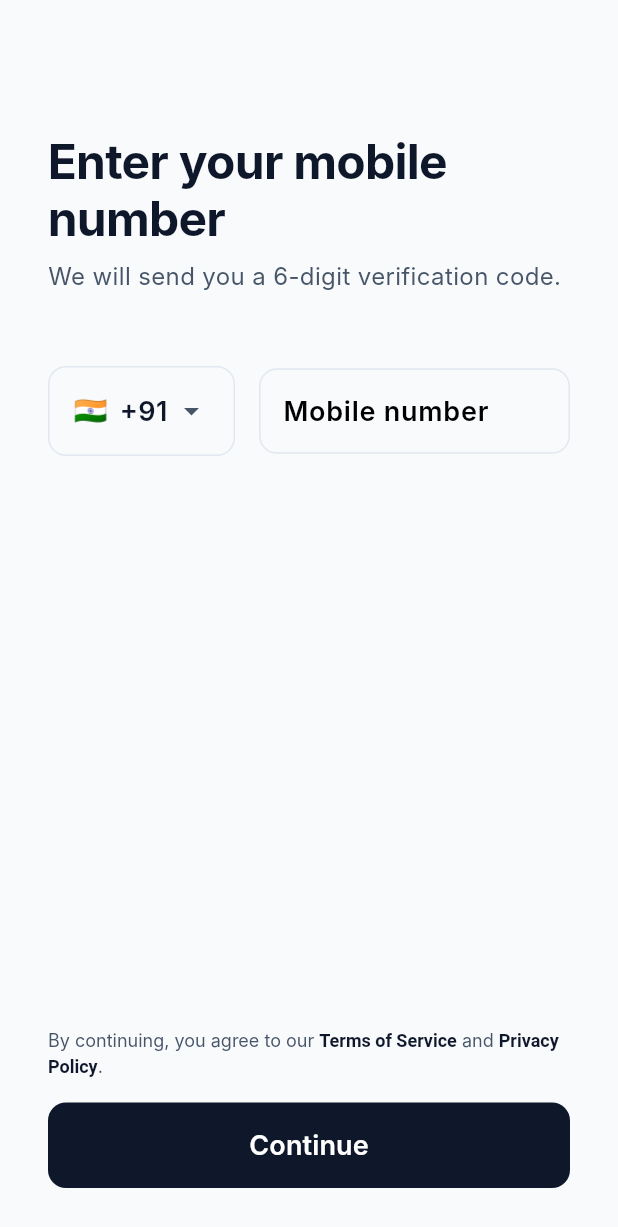
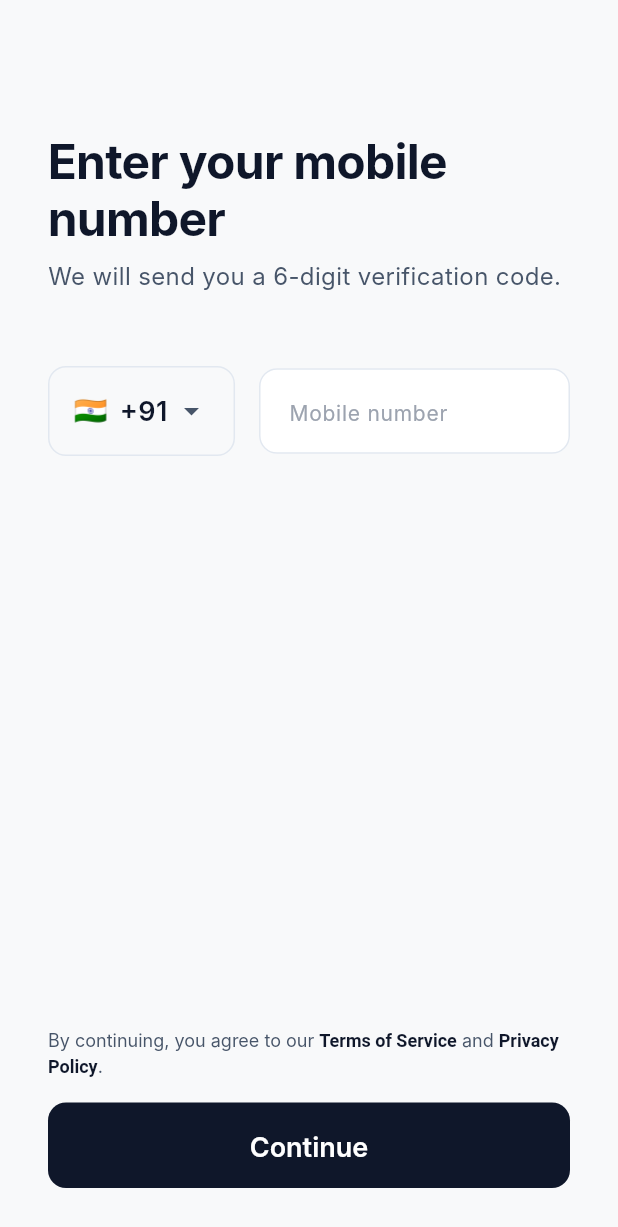
Before and after one commit to ZenvoraPvtLtd/Go-rush, a Flutter app: the screen it shows after launch, on a phone screen of 412 x 824 dp. Shown: the top 1227 px of the screen. Run offline on Flutter 3.47's test engine with Material 3 defaults, Android fonts, the phone set to English and light mode, and no system bars; our stand-ins replace dio, flutter_secure_storage, geolocator, go_router, google_maps_flutter, rxdart; Roboto replaces fonts that are missing (Inter).

Commit message:
feat(customer): redesign app with premium GoRush design system

```diff
--- a/customer/frontend/lib/main.dart
+++ b/customer/frontend/lib/main.dart
@@ -1,7 +1,6 @@
 import 'package:flutter/material.dart';
 import 'routing/router.dart';
-import 'shared/theme/colors.dart';
-import 'shared/theme/typography.dart';
+import 'shared/theme/app_theme.dart';
 
 void main() {
   runApp(const GoRushApp());
@@ -15,17 +14,7 @@ class GoRushApp extends StatelessWidget {
     return MaterialApp.router(
       title: 'GoRush',
       debugShowCheckedModeBanner: false,
-      theme: ThemeData(
-        scaffoldBackgroundColor: GoRushColors.background,
-        primaryColor: GoRushColors.primary,
-        colorScheme: ColorScheme.light(
-          primary: GoRushColors.primary,
-          secondary: GoRushColors.accent,
-          surface: GoRushColors.surface,
-          error: GoRushColors.error,
-        ),
-        fontFamily: GoRushTypography.fontFamily,
-      ),
+      theme: AppTheme.lightTheme,
       routerConfig: goRouter,
     );
   }
--- /dev/null
+++ b/customer/frontend/lib/shared/buttons/gorush_button.dart
@@ -0,0 +1,74 @@
+import 'package:flutter/material.dart';
+import '../theme/gorush_colors.dart';
+
+enum GoRushButtonType { primary, secondary, outline }
+
+class GoRushButton extends StatelessWidget {
+  final String text;
+  final VoidCallback? onPressed;
+  final GoRushButtonType type;
+  final bool isLoading;
+  final IconData? icon;
+
+  const GoRushButton({
+    super.key,
+    required this.text,
+    required this.onPressed,
+    this.type = GoRushButtonType.primary,
+    this.isLoading = false,
+    this.icon,
+  });
+
+  @override
+  Widget build(BuildContext context) {
+    if (type == GoRushButtonType.outline) {
+      return OutlinedButton(
+        onPressed: isLoading ? null : onPressed,
+        style: OutlinedButton.styleFrom(
+          side: const BorderSide(color: GoRushColors.divider),
+          shape: RoundedRectangleBorder(borderRadius: BorderRadius.circular(12)),
+          padding: const EdgeInsets.symmetric(vertical: 16),
+        ),
+        child: _buildContent(),
+      );
+    }
+
+    return ElevatedButton(
+      onPressed: isLoading ? null : onPressed,
+      style: ElevatedButton.styleFrom(
+        backgroundColor: type == GoRushButtonType.primary
+            ? GoRushColors.brand
+            : GoRushColors.charcoalLight,
+        shape: RoundedRectangleBorder(borderRadius: BorderRadius.circular(12)),
+        padding: const EdgeInsets.symmetric(vertical: 16),
+      ),
+      child: _buildContent(),
+    );
+  }
+
+  Widget _buildContent() {
+    if (isLoading) {
+      return const SizedBox(
+        height: 24,
+        width: 24,
+        child: CircularProgressIndicator(
+          strokeWidth: 2.5,
+          valueColor: AlwaysStoppedAnimation<Color>(Colors.white),
+        ),
+      );
+    }
+
+    if (icon != null) {
+      return Row(
+        mainAxisAlignment: MainAxisAlignment.center,
+        children: [
+          Icon(icon, size: 20),
+          const SizedBox(width: 8),
+          Text(text),
+        ],
+      );
+    }
+
+    return Text(text);
+  }
+}
--- /dev/null
+++ b/customer/frontend/lib/shared/theme/app_theme.dart
@@ -0,0 +1,79 @@
+import 'package:flutter/material.dart';
+import 'gorush_colors.dart';
+import 'gorush_typography.dart';
+
+class AppTheme {
+  static ThemeData get lightTheme {
+    return ThemeData(
+      primaryColor: GoRushColors.brand,
+      scaffoldBackgroundColor: GoRushColors.background,
+      colorScheme: const ColorScheme.light(
+        primary: GoRushColors.brand,
+        secondary: GoRushColors.charcoal,
+        surface: GoRushColors.surface,
+        background: GoRushColors.background,
+        error: GoRushColors.error,
+      ),
+      textTheme: const TextTheme(
+        displayLarge: GoRushTypography.display,
+        headlineMedium: GoRushTypography.heading,
+        titleLarge: GoRushTypography.title,
+        bodyLarge: GoRushTypography.body,
+        bodyMedium: GoRushTypography.bodyMedium,
+        labelLarge: GoRushTypography.label,
+        bodySmall: GoRushTypography.caption,
+      ),
+      appBarTheme: const AppBarTheme(
+        backgroundColor: GoRushColors.surface,
+        elevation: 0,
+        centerTitle: true,
+        iconTheme: IconThemeData(color: GoRushColors.charcoal),
+        titleTextStyle: GoRushTypography.title,
+      ),
+      elevatedButtonTheme: ElevatedButtonThemeData(
+        style: ElevatedButton.styleFrom(
+          backgroundColor: GoRushColors.brand,
+          foregroundColor: Colors.white,
+          elevation: 0,
+          shape: RoundedRectangleBorder(
+            borderRadius: BorderRadius.circular(12),
+          ),
+          padding: const EdgeInsets.symmetric(vertical: 16, horizontal: 24),
+          textStyle: const TextStyle(
+            fontSize: 16,
+            fontWeight: FontWeight.w600,
+          ),
+        ),
+      ),
+      inputDecorationTheme: InputDecorationTheme(
+        filled: true,
+        fillColor: Colors.white,
+        contentPadding: const EdgeInsets.symmetric(vertical: 16, horizontal: 16),
+        border: OutlineInputBorder(
+          borderRadius: BorderRadius.circular(12),
+          borderSide: const BorderSide(color: GoRushColors.divider),
+        ),
+        enabledBorder: OutlineInputBorder(
+          borderRadius: BorderRadius.circular(12),
+          borderSide: const BorderSide(color: GoRushColors.divider),
+        ),
+        focusedBorder: OutlineInputBorder(
+          borderRadius: BorderRadius.circular(12),
+          borderSide: const BorderSide(color: GoRushColors.brand, width: 2),
+        ),
+        errorBorder: OutlineInputBorder(
+          borderRadius: BorderRadius.circular(12),
+          borderSide: const BorderSide(color: GoRushColors.error),
+        ),
+        labelStyle: GoRushTypography.body.copyWith(color: GoRushColors.textSecondary),
+        hintStyle: GoRushTypography.body.copyWith(color: GoRushColors.textMuted),
+      ),
+      bottomSheetTheme: const BottomSheetThemeData(
+        backgroundColor: GoRushColors.surface,
+        shape: RoundedRectangleBorder(
+          borderRadius: BorderRadius.vertical(top: Radius.circular(24)),
+        ),
+      ),
+    );
+  }
+}
--- /dev/null
+++ b/customer/frontend/lib/shared/theme/gorush_colors.dart
@@ -0,0 +1,31 @@
+import 'package:flutter/material.dart';
+
+class GoRushColors {
+  // Brand Colors from Admin Panel
+  static const Color brand = Color(0xFFE85D04);
+  static const Color brandHover = Color(0xFFCC5204);
+
+  // Charcoal / Text
+  static const Color charcoal = Color(0xFF222222);
+  static const Color charcoalLight = Color(0xFF333333);
+
+  // Backgrounds & Surfaces
+  static const Color background = Color(0xFFF8F9FA);
+  static const Color surface = Colors.white;
+  static const Color surfaceElevated = Color(0xFFFFFFFF);
+
+  // Status Colors
+  static const Color success = Color(0xFF10B981);
+  static const Color warning = Color(0xFFF59E0B);
+  static const Color error = Color(0xFFEF4444);
+  static const Color info = Color(0xFF3B82F6);
+
+  // Dividers & Disabled
+  static const Color divider = Color(0xFFE5E7EB);
+  static const Color disabled = Color(0xFF9CA3AF);
+
+  // Semantic Mappings
+  static const Color textPrimary = charcoal;
+  static const Color textSecondary = Color(0xFF6B7280);
+  static const Color textMuted = Color(0xFF9CA3AF);
+}
--- /dev/null
+++ b/customer/frontend/lib/shared/theme/gorush_typography.dart
@@ -0,0 +1,57 @@
+import 'package:flutter/material.dart';
+import 'gorush_colors.dart';
+
+class GoRushTypography {
+  static const String fontFamily = 'Inter'; // Fallback to standard if missing
+
+  static const TextStyle display = TextStyle(
+    fontFamily: fontFamily,
+    fontSize: 32,
+    fontWeight: FontWeight.w700,
+    color: GoRushColors.textPrimary,
+    letterSpacing: -0.5,
+  );
+
+  static const TextStyle heading = TextStyle(
+    fontFamily: fontFamily,
+    fontSize: 24,
+    fontWeight: FontWeight.w600,
+    color: GoRushColors.textPrimary,
+  );
+
+  static const TextStyle title = TextStyle(
+    fontFamily: fontFamily,
+    fontSize: 18,
+    fontWeight: FontWeight.w600,
+    color: GoRushColors.textPrimary,
+  );
+
+  static const TextStyle body = TextStyle(
+    fontFamily: fontFamily,
+    fontSize: 14,
+    fontWeight: FontWeight.w400,
+    color: GoRushColors.textPrimary,
+  );
+
+  static const TextStyle bodyMedium = TextStyle(
+    fontFamily: fontFamily,
+    fontSize: 14,
+    fontWeight: FontWeight.w500,
+    color: GoRushColors.textPrimary,
+  );
+
+  static const TextStyle label = TextStyle(
+    fontFamily: fontFamily,
+    fontSize: 12,
+    fontWeight: FontWeight.w600,
+    color: GoRushColors.textSecondary,
+    letterSpacing: 0.5,
+  );
+
+  static const TextStyle caption = TextStyle(
+    fontFamily: fontFamily,
+    fontSize: 11,
+    fontWeight: FontWeight.w400,
+    color: GoRushColors.textMuted,
+  );
+}
```
Also changed, not shown: customer/frontend/lib/shared/cards/gorush_card.dart (added, +42 -0 lines), customer/frontend/lib/shared/inputs/gorush_textfield.dart (added, +52 -0 lines), 2 other files.
